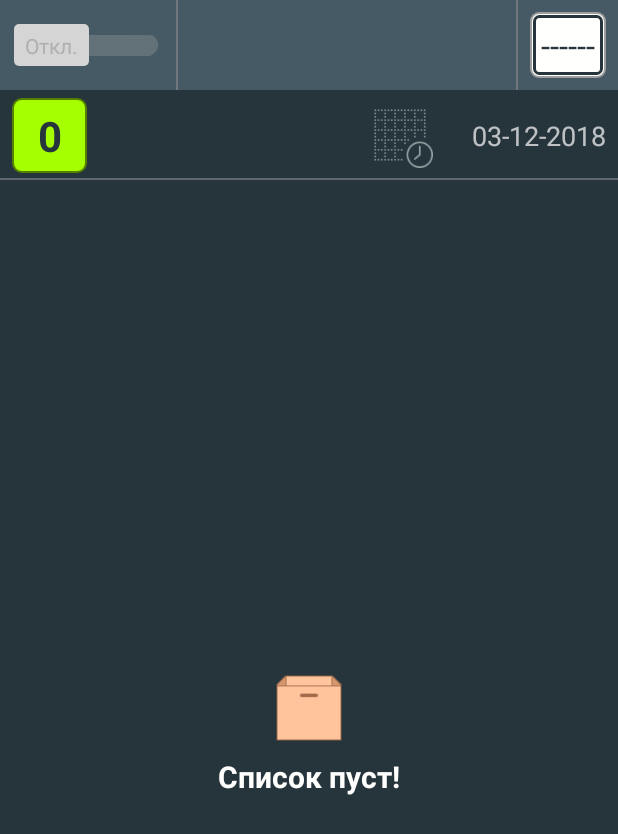
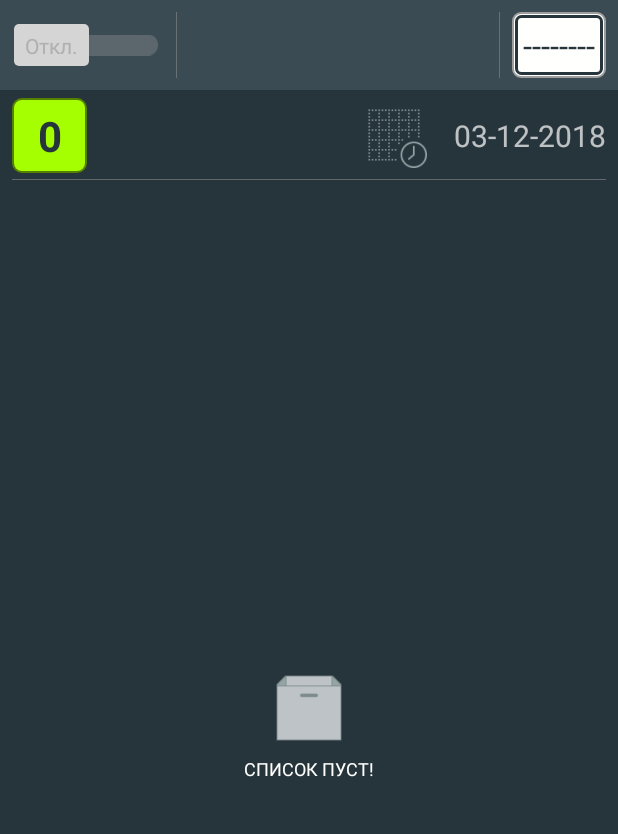
Before and after one commit to Magnetom/SAV, an Android app: the screen it shows after launch (MainActivity), on a phone screen of 412 x 824 dp. Shown: the top 834 px of the screen. Run offline under Robolectric (Android 15) with nearby library versions, the phone set to English and light mode, and no system bars; our stand-ins replace Volley.

Commit message:
Версия 1.02 Стабильная версия. Изменения: 1) Добавлена скрытая SettingsActivity с основными настройками. 2) Добавлена кнопка "Назад" а активити выбора госномера. 3) Улучшена стабильность работы. 4) Небольшая оптимизация. 5) Измеился цвет некоторых графических элементов. Изменены некоторые иконки.

```diff
--- a/app/src/main/AndroidManifest.xml
+++ b/app/src/main/AndroidManifest.xml
@@ -20,7 +20,8 @@
                 <category android:name="android.intent.category.LAUNCHER" />
             </intent-filter>
         </activity>
-        <activity android:name=".VehicleSelectActivity"></activity>
+        <activity android:name=".VehicleSelectActivity" />
+        <activity android:name=".LocalPrefActivity"></activity>
     </application>
 
 </manifest>
--- a/app/src/main/java/odyssey/projects/db/DbProcessor.java
+++ b/app/src/main/java/odyssey/projects/db/DbProcessor.java
@@ -162,7 +162,8 @@ public final class DbProcessor implements LoaderManager.LoaderCallbacks<Cursor>{
             String current_vehicle = LocalSettings.getInstance(getContext()).getText(LocalSettings.SP_VEHICLE);
             if (current_vehicle != null && (!current_vehicle.equals("")) ) return db.getAllMarks(current_vehicle, timestampToStringYYYYMMDD(System.currentTimeMillis()));
             else
-                return db.getAllMarks();
+                //return db.getAllMarks();
+                return null;
         }
     }
 
--- a/app/src/main/java/odyssey/projects/pref/LocalSettings.java
+++ b/app/src/main/java/odyssey/projects/pref/LocalSettings.java
@@ -2,6 +2,9 @@ package odyssey.projects.pref;
 
 import android.content.Context;
 import android.content.SharedPreferences;
+import android.preference.PreferenceManager;
+
+import odyssey.projects.sav.driver.Settings;
 
 /**
  * Created by Odyssey on 25.04.2017.
@@ -10,7 +13,12 @@ import android.content.SharedPreferences;
 public class LocalSettings {
 
     // Текущее транспортное средство.
-    public static final String SP_VEHICLE   = "vehicle";
+    public static final String SP_VEHICLE           = "vehicle";
+    public static final String SP_SERVER_ADDRESS    = "server_address";
+    public static final String SP_USE_SSID_FILTER   = "use_ssid_filter";
+    public static final String SP_ALLOWED_WIFI_SSID = "pref_wifi_ssid";
+    public static final String SP_NOT_FIRST_JOIN    = "not_first_join";
+    public static final String SP_ALL_DB_REMOVE     = "all_db_remove";
 
     private static final String APP_DEFAULT_PREFERENCES = "AppSettings";
 
@@ -22,12 +30,26 @@ public class LocalSettings {
     }
 
     private LocalSettings(Context context){
-        sPref = context.getSharedPreferences(APP_DEFAULT_PREFERENCES, Context.MODE_PRIVATE);
+        //sPref = context.getSharedPreferences(APP_DEFAULT_PREFERENCES, Context.MODE_PRIVATE);
+        sPref = PreferenceManager.getDefaultSharedPreferences(context);
+        // Настройки, которые будут применены при первом запуске.
+        firstJoin();
     }
 
     public static LocalSettings getInstance(Context context){
         if (instance == null) return instance = new LocalSettings(context);
         return instance;
+    }
+
+    private void firstJoin(){
+        if (!getBoolean(SP_NOT_FIRST_JOIN)){
+            saveBoolean(SP_NOT_FIRST_JOIN, true);
+
+            // Применяем настройки по-умолчанию (при первом запуске програмы).
+            saveBoolean(SP_USE_SSID_FILTER, true); // Использовать SSID-фильтрацию.
+            saveText(SP_ALLOWED_WIFI_SSID, Settings.ALLOWED_WIFI_DEFAULT_SSID); // Одобренный SSID по-умолчанию.
+            saveText(SP_SERVER_ADDRESS,    Settings.DB_SERVER_DEFAULT_ADDRESS); // Адрес/имя удаленного сервера.
+        }
     }
 
     public void saveText (String key, String value){
@@ -60,7 +82,21 @@ public class LocalSettings {
         editor.apply();
     }
 
+    public boolean getBoolean(String key){
+        return sPref.getBoolean(key, false);
+    }
+
+    public void saveBoolean(String key, boolean value){
+        SharedPreferences.Editor editor = sPref.edit();
+        editor.putBoolean(key, value);
+        editor.apply();
+    }
+
     public SharedPreferences getSharedPrefInstance(){
         return sPref;
     }
+
+    public String getScriptUrl(String script_name){
+        return Settings.MAIN_PROTOCOL + getText(SP_SERVER_ADDRESS) + Settings.WORK_DIRECTORY + script_name;
+    }
 }
--- a/app/src/main/java/odyssey/projects/sav/driver/MainActivity.java
+++ b/app/src/main/java/odyssey/projects/sav/driver/MainActivity.java
@@ -297,6 +297,12 @@ public class MainActivity extends AppCompatActivity {
         marksTotal.setText("0");
     }
 
+    protected void updateCurrentVehicleFrame(){
+        String vehicle = LocalSettings.getInstance(this).getText(LocalSettings.SP_VEHICLE);
+        // Обновляем содержимое кнопки.
+        vehicleFrameButton.setText( vehicle.equals("")?"--------":vehicle);
+    }
+
     @Override
     protected void onActivityResult(int requestCode, int resultCode, Intent data) {
         // Проверка на отсутствие возвращаемых данных.
@@ -311,17 +317,19 @@ public class MainActivity extends AppCompatActivity {
             // Параллельно сохраняем  номер ТС в локальную БД для ведения статистики и формирования списка всех ТС,
             // используемых данным приложением.
             Boolean result = DbProcessor.getInstance(this).insertVehicle(vehicle);
-            //Boolean result = VehiclesViewer.getInstance(this).insertVehicle(vehicle);
-
-            // Запускаем менеджер управления отметками.
-            //RemoteMarkManager.reRun(this);
 
             // Останавливаем менеджер управления отметками.
             RemoteMarkManager.stop();
         }
 
         // Обновляем содержимое кнопки.
-        vehicleFrameButton.setText( vehicle.equals("")?"--------":vehicle);
+        updateCurrentVehicleFrame();
+    }
+
+    @Override
+    protected void onResume() {
+        super.onResume();
+        updateCurrentVehicleFrame();
     }
 
 }
--- a/app/src/main/res/drawable/square_marked.xml
+++ b/app/src/main/res/drawable/square_marked.xml
@@ -4,7 +4,7 @@
 
     <stroke
         android:width="1dp"
-        android:color="@color/colorSquareMarkLight"/>
+        android:color="@color/colorSquareMarkOuter"/>
     <corners android:radius="6.0dip" />
-    <solid android:color="@color/colorSquareMarkDark"/>
+    <solid android:color="@color/colorSquareMarkInner"/>
 </shape>
--- a/app/src/main/res/layout/activity_main.xml
+++ b/app/src/main/res/layout/activity_main.xml
@@ -20,7 +20,8 @@
         <ListView
             android:id="@+id/mainListView"
             android:layout_width="match_parent"
-            android:layout_height="match_parent"
+            android:layout_height="0dp"
+            app:layout_constraintTop_toTopOf="parent"
             app:layout_constraintBottom_toBottomOf="parent"
             app:layout_constraintEnd_toEndOf="parent"
             app:layout_constraintStart_toStartOf="parent">
@@ -58,9 +59,11 @@
 
         <android.support.constraint.ConstraintLayout
             android:id="@+id/constraintLayout"
-            android:layout_width="1dp"
+            android:layout_width="1px"
             android:layout_height="match_parent"
             android:layout_marginStart="8dp"
+            android:layout_marginTop="8dp"
+            android:layout_marginBottom="8dp"
             android:background="@drawable/split_line"
             app:layout_constraintBottom_toBottomOf="parent"
             app:layout_constraintStart_toEndOf="@+id/switch1"
@@ -70,14 +73,15 @@
 
         <android.support.constraint.ConstraintLayout
             android:id="@+id/constraintLayout2"
-            android:layout_width="1dp"
+            android:layout_width="1px"
             android:layout_height="match_parent"
             android:layout_marginEnd="8dp"
+            android:layout_marginTop="8dp"
+            android:layout_marginBottom="8dp"
             android:background="@drawable/split_line"
             app:layout_constraintBottom_toBottomOf="parent"
             app:layout_constraintEnd_toStartOf="@+id/vehicleFrameLayout"
-            app:layout_constraintTop_toTopOf="parent"
-            app:layout_constraintVertical_bias="0.0">
+            app:layout_constraintTop_toTopOf="parent">
 
         </android.support.constraint.ConstraintLayout>
 
@@ -126,18 +130,18 @@
             android:layout_width="50dp"
             android:layout_height="50dp"
             android:layout_marginStart="8dp"
+            android:background="@drawable/square_info"
             app:layout_constraintBottom_toBottomOf="parent"
             app:layout_constraintStart_toStartOf="parent"
-            app:layout_constraintTop_toTopOf="parent"
-            android:background="@drawable/square_info">
+            app:layout_constraintTop_toTopOf="parent">
 
             <TextView
                 android:id="@+id/totalCountValue"
                 android:layout_width="wrap_content"
                 android:layout_height="wrap_content"
                 android:text="12"
+                android:textColor="@color/colorPrimaryDark"
                 android:textSize="28sp"
-                android:textColor="@color/colorPrimaryDark"
                 android:textStyle="bold"
                 app:layout_constraintBottom_toBottomOf="parent"
                 app:layout_constraintEnd_toEndOf="parent"
@@ -154,7 +158,7 @@
             android:layout_marginEnd="8dp"
             android:layout_marginBottom="8dp"
             android:text="TextView"
-            android:textSize="18sp"
+            android:textSize="20sp"
             app:layout_constraintBottom_toBottomOf="parent"
             app:layout_constraintEnd_toEndOf="parent"
             app:layout_constraintTop_toTopOf="parent" />
@@ -163,11 +167,11 @@
             android:id="@+id/imageView"
             android:layout_width="0dp"
             android:layout_height="match_parent"
+            android:layout_marginTop="8dp"
+            android:layout_marginEnd="0dp"
+            android:layout_marginBottom="8dp"
             android:maxWidth="64px"
             android:maxHeight="64px"
-            android:layout_marginTop="8dp"
-            android:layout_marginEnd="8dp"
-            android:layout_marginBottom="8dp"
             app:layout_constraintBottom_toBottomOf="parent"
             app:layout_constraintEnd_toStartOf="@+id/currDateView"
             app:layout_constraintTop_toTopOf="parent"
@@ -175,11 +179,13 @@
 
         <android.support.constraint.ConstraintLayout
             android:layout_width="0dp"
-            android:layout_height="1dp"
+            android:layout_height="1px"
+            android:layout_marginStart="8dp"
+            android:layout_marginEnd="8dp"
+            android:background="@drawable/split_line"
             app:layout_constraintBottom_toBottomOf="parent"
             app:layout_constraintEnd_toEndOf="parent"
-            app:layout_constraintStart_toStartOf="parent"
-            android:background="@drawable/split_line">
+            app:layout_constraintStart_toStartOf="parent">
 
         </android.support.constraint.ConstraintLayout>
 
--- a/app/src/main/res/layout/empty_list_layout.xml
+++ b/app/src/main/res/layout/empty_list_layout.xml
@@ -16,7 +16,7 @@
         android:layout_marginEnd="8dp"
         android:layout_marginBottom="8dp"
         android:scaleType="fitCenter"
-        android:src="@drawable/empty_box_80"
+        android:src="@drawable/empty_gray"
         app:layout_constraintBottom_toBottomOf="parent"
         app:layout_constraintEnd_toEndOf="parent"
         app:layout_constraintStart_toStartOf="parent"
@@ -29,10 +29,9 @@
         android:layout_marginStart="8dp"
         android:layout_marginTop="8dp"
         android:layout_marginEnd="8dp"
-        android:text="Список пуст!"
+        android:text="СПИСОК ПУСТ!"
         android:textColor="@color/colorTextWhite"
-        android:textStyle="bold"
-        android:textSize="20sp"
+        android:textSize="12sp"
         app:layout_constraintEnd_toEndOf="parent"
         app:layout_constraintStart_toStartOf="parent"
         app:layout_constraintTop_toBottomOf="@+id/img1" />
--- a/app/src/main/res/values/colors.xml
+++ b/app/src/main/res/values/colors.xml
@@ -1,10 +1,12 @@
 <?xml version="1.0" encoding="utf-8"?>
 <resources>
-    <color name="colorPrimary">#607d8b</color>
-    <color name="colorPrimaryTop">#455a64</color>
+    <color name="colorPrimary">#455a64</color>
+    <color name="colorPrimaryTop">#3a4b53</color>
     <color name="colorPrimaryDark2">#3a4b53</color>
     <color name="colorPrimaryDark">#26343b</color>
     <color name="colorAccent">#ff7e40</color>
+    <color name="colorActivityHeaderText">#fac552</color>
+
 
     <color name="colorTextWhite">#fffffe</color>
 
@@ -17,8 +19,8 @@
     <color name="colorSwitchTrack">#ffc952</color>
 
 
-    <color name="colorSquareMarkLight">#b13c37</color>
-    <color name="colorSquareMarkDark">#d75650</color>
+    <color name="colorSquareMarkOuter">#ff33b5e5</color>
+    <color name="colorSquareMarkInner">#3a4b53</color>
 
     <color name="colorSquareInfoInner">#a6ff00</color>
     <color name="colorSquareInfoOuter">#558000</color>
```
Also changed, not shown: app/src/main/java/odyssey/projects/sav/driver/LocalPrefActivity.java (added, +80 -0 lines), app/src/main/java/odyssey/projects/sav/driver/RemoteMarkManager.java (+100 -13 lines), app/src/main/java/odyssey/projects/sav/driver/Settings.java (+7 -10 lines), app/src/main/java/odyssey/projects/sav/driver/VehicleSelectActivity.java (+26 -13 lines), app/src/main/java/odyssey/projects/sav/driver/VolleyWrapper.java (+12 -62 lines), app/src/main/res/layout/activity_vehicle_select.xml (+16 -5 lines), app/src/main/res/xml/settings.xml (added, +30 -0 lines), app/src/main/res/drawable/back_arrow.png (added), app/src/main/res/drawable/empty_gray.png (added).
